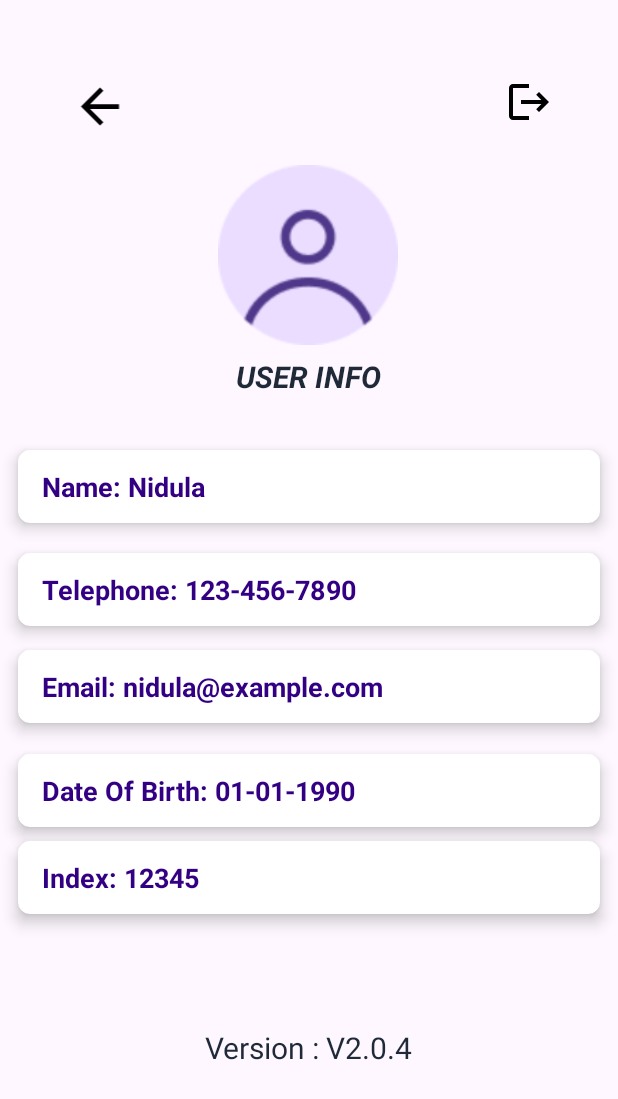
After one commit to nidula6/FOTPulse, an Android app: the UserProfileActivity screen opened directly, with no data from a screen before it, on a phone screen of 412 x 824 dp. The commit adds this screen. Shown: the top 1099 px of the screen. Run offline under Robolectric (Android 15) with nearby library versions, the phone set to English and light mode, and no system bars; our stand-ins replace Firebase (no records; nobody signed in at launch, a user with empty details on screens opened directly).

Commit message:
fixed unrecoverable file crash

```diff
--- a/app/build.gradle.kts
+++ b/app/build.gradle.kts
@@ -13,7 +13,6 @@ android {
         targetSdk = 35
         versionCode = 1
         versionName = "1.0"
-
         testInstrumentationRunner = "androidx.test.runner.AndroidJUnitRunner"
     }
 
@@ -47,8 +46,6 @@ dependencies {
     androidTestImplementation(libs.ext.junit)
     androidTestImplementation(libs.espresso.core)
     implementation(libs.recyclerview)
-    implementation("com.github.bumptech.glide:glide:4.13.0") // Add this for Glide
-
-    // Optional: Glide compiler for annotation processing
+    implementation("com.github.bumptech.glide:glide:4.13.0")
     implementation("com.github.bumptech.glide:compiler:4.13.0")
 }
--- a/app/src/main/AndroidManifest.xml
+++ b/app/src/main/AndroidManifest.xml
@@ -45,6 +45,9 @@
             android:exported="true">
             <!-- You can add intent filters if needed -->
         </activity>
+        <activity android:name=".UserProfileActivity">
+
+        </activity>
 
     </application>
 
--- a/app/src/main/java/com/example/fotpulse/HomeActivity.java
+++ b/app/src/main/java/com/example/fotpulse/HomeActivity.java
@@ -1,9 +1,12 @@
 package com.example.fotpulse;
 
+import android.app.AlertDialog;
+import android.content.DialogInterface;
 import android.content.Intent;
 import android.os.Bundle;
 import android.text.Editable;
 import android.text.TextWatcher;
+import android.view.View;
 import android.widget.EditText;
 import android.widget.ImageView;
 import android.widget.Toast;
@@ -15,6 +18,8 @@ import androidx.appcompat.app.AppCompatActivity;
 import androidx.recyclerview.widget.LinearLayoutManager;
 import androidx.recyclerview.widget.RecyclerView;
 
+import com.google.firebase.auth.FirebaseAuth;
+import com.google.firebase.auth.FirebaseUser;
 import com.google.firebase.database.DataSnapshot;
 import com.google.firebase.database.DatabaseError;
 import com.google.firebase.database.DatabaseReference;
@@ -30,12 +35,14 @@ import java.util.Locale;
 public class HomeActivity extends AppCompatActivity {
 
     private RecyclerView newsRecyclerView;
+    private ImageView logoutIcon;
     private NewsAdapter newsAdapter;
     private List<NewsItem> newsList;
     private List<NewsItem> filteredNewsList;  // Filtered news list for search
     private DatabaseReference newsRef;
-    private ImageView highlightImage;
+    private ImageView highlightImage, profileImage;
 
+    private FirebaseAuth mAuth;  // Declare FirebaseAuth instance
     private String imageUrl, newsTitle, newsDescription, newsType, newsTimestamp;
 
     @Override
@@ -43,17 +50,24 @@ public class HomeActivity extends AppCompatActivity {
         super.onCreate(savedInstanceState);
         setContentView(R.layout.activity_home);  // Ensure this is the correct layout
 
-        // Initialize RecyclerView and adapter
+        // Initialize FirebaseAuth
+        mAuth = FirebaseAuth.getInstance();  // Initialize mAuth
+
+        // Bind views
+        logoutIcon = findViewById(R.id.logout_icon);
+        profileImage = findViewById(R.id.profileImageView);  // Profile image for navigation
         newsRecyclerView = findViewById(R.id.newsRecyclerView);  // Ensure the ID matches the XML layout
         newsRecyclerView.setLayoutManager(new LinearLayoutManager(this));  // Set LayoutManager
         highlightImage = findViewById(R.id.highlight_image);
+
+        // Initialize Firebase Realtime Database reference
+        newsRef = FirebaseDatabase.getInstance().getReference("news");
+
+        // Initialize lists and adapter
         newsList = new ArrayList<>();
         filteredNewsList = new ArrayList<>();  // Initialize the filtered list
         newsAdapter = new NewsAdapter(filteredNewsList, this);  // Use filtered list in the adapter
         newsRecyclerView.setAdapter(newsAdapter);  // Set Adapter to RecyclerView
-
-        // Initialize Firebase Realtime Database reference
-        newsRef = FirebaseDatabase.getInstance().getReference("news");
 
         // Fetch news items from Firebase
         newsRef.addValueEventListener(new ValueEventListener() {
@@ -150,5 +164,36 @@ public class HomeActivity extends AppCompatActivity {
                 Toast.makeText(HomeActivity.this, "No image or data to display", Toast.LENGTH_SHORT).show();
             }
         });
+
+        // Set OnClickListener for the profile image (navigate to UserProfileActivity)
+        profileImage.setOnClickListener(v -> {
+            Intent intent = new Intent(HomeActivity.this, UserProfileActivity.class);
+            startActivity(intent);  // Navigate to UserProfileActivity
+        });
+
+        // Set OnClickListener for the logout icon to show confirmation dialog
+        logoutIcon.setOnClickListener(v -> {
+            new AlertDialog.Builder(HomeActivity.this)
+                    .setMessage("Are you sure you want to log out?")
+                    .setCancelable(false) // Prevent dismissing by tapping outside
+                    .setPositiveButton("Yes", new DialogInterface.OnClickListener() {
+                        @Override
+                        public void onClick(DialogInterface dialog, int which) {
+                            // Log out the user
+                            mAuth.signOut();
+
+                            // Optionally show a toast to confirm the user is logged out
+                            Toast.makeText(HomeActivity.this, "Logged out successfully!", Toast.LENGTH_SHORT).show();
+
+                            // Redirect to the login activity
+                            Intent intent = new Intent(HomeActivity.this, LoginActivity.class);  // Replace with your LoginActivity
+                            intent.setFlags(Intent.FLAG_ACTIVITY_NEW_TASK | Intent.FLAG_ACTIVITY_CLEAR_TASK);  // Clear previous activities
+                            startActivity(intent);
+                            finish();  // Close the HomeActivity
+                        }
+                    })
+                    .setNegativeButton("No", null)  // Dismiss the dialog when "No" is clicked
+                    .show();  // Show the dialog
+        });
     }
 }
--- /dev/null
+++ b/app/src/main/java/com/example/fotpulse/UserProfileActivity.java
@@ -0,0 +1,114 @@
+package com.example.fotpulse;
+
+import android.content.DialogInterface;
+import android.content.Intent;
+import android.os.Bundle;
+import android.view.View;
+import android.widget.ImageView;
+import android.widget.TextView;
+import android.widget.Toast;
+
+import androidx.appcompat.app.AlertDialog;
+import androidx.appcompat.app.AppCompatActivity;
+
+import com.google.firebase.auth.FirebaseAuth;
+import com.google.firebase.auth.FirebaseUser;
+import com.google.firebase.database.DataSnapshot;
+import com.google.firebase.database.DatabaseError;
+import com.google.firebase.database.DatabaseReference;
+import com.google.firebase.database.FirebaseDatabase;
+
+public class UserProfileActivity extends AppCompatActivity {
+
+    private ImageView logoutIcon, backIcon;
+    private TextView profileNameTextView, profileTelephoneTextView, profileEmailTextView, profileBirthdayTextView, profileIndexTextView;
+    private FirebaseAuth mAuth;
+    private DatabaseReference usersRef;
+
+    @Override
+    protected void onCreate(Bundle savedInstanceState) {
+        super.onCreate(savedInstanceState);
+        setContentView(R.layout.activity_user_profile);
+
+        // Initialize Firebase Authentication and Database
+        mAuth = FirebaseAuth.getInstance();
+        FirebaseUser currentUser = mAuth.getCurrentUser();
+        usersRef = FirebaseDatabase.getInstance().getReference("users");
+
+        // Bind views
+        profileNameTextView = findViewById(R.id.profileNameTextView);
+        profileTelephoneTextView = findViewById(R.id.profileTelephoneTextView);
+        profileEmailTextView = findViewById(R.id.profileEmailTextView);
+        profileBirthdayTextView = findViewById(R.id.profileBirthdayTextView);
+        profileIndexTextView = findViewById(R.id.profileIndexTextView);
+        logoutIcon = findViewById(R.id.logout_icon);  // Reference to the logout icon
+        backIcon = findViewById(R.id.back_icon);  // Reference to the back icon
+
+        // Fetch data for current user
+        if (currentUser != null) {
+            String userId = currentUser.getUid(); // Get current user's ID
+
+            // Get user data from Firebase Realtime Database
+            usersRef.child(userId).get().addOnCompleteListener(task -> {
+                if (task.isSuccessful()) {
+                    DataSnapshot dataSnapshot = task.getResult();
+                    if (dataSnapshot.exists()) {
+                        String name = dataSnapshot.child("name").getValue(String.class);
+                        String email = dataSnapshot.child("email").getValue(String.class);
+                        String index = dataSnapshot.child("indexNumber").getValue(String.class);
+
+                        // Set data to TextViews
+                        profileNameTextView.setText("Name: " + name);
+                        profileEmailTextView.setText("Email: " + email);
+                        profileIndexTextView.setText("Index: " + index);
+
+                        // Optional: Set a dummy phone number and date of birth, or fetch them if available
+                        profileTelephoneTextView.setText("Telephone: +123456789");
+                        profileBirthdayTextView.setText("Date Of Birth: 01/01/1990");
+                    }
+                } else {
+                    Toast.makeText(UserProfileActivity.this, "Failed to load user data", Toast.LENGTH_SHORT).show();
+                }
+            });
+
+            // Set OnClickListener for the logout icon to show confirmation dialog
+            logoutIcon.setOnClickListener(v -> {
+                // Create an AlertDialog to confirm sign out
+                new AlertDialog.Builder(UserProfileActivity.this)
+                        .setMessage("Are you sure you want to log out?")
+                        .setCancelable(false) // Prevent dismissing by tapping outside
+                        .setPositiveButton("Yes", new DialogInterface.OnClickListener() {
+                            @Override
+                            public void onClick(DialogInterface dialog, int which) {
+                                // Log out the user
+                                mAuth.signOut();
+
+                                // Optionally show a toast to confirm the user is logged out
+                                Toast.makeText(UserProfileActivity.this, "Logged out successfully!", Toast.LENGTH_SHORT).show();
+
+                                // Redirect to the login activity or home page (you can choose either)
+                                Intent intent = new Intent(UserProfileActivity.this, LoginActivity.class);  // Replace with your LoginActivity
+                                intent.setFlags(Intent.FLAG_ACTIVITY_NEW_TASK | Intent.FLAG_ACTIVITY_CLEAR_TASK);  // Clear previous activities
+                                startActivity(intent);
+                                finish();  // Close the UserProfileActivity
+                            }
+                        })
+                        .setNegativeButton("No", null)  // Dismiss the dialog when "No" is clicked
+                        .show();
+            });
+
+            // Set OnClickListener for the back icon
+            backIcon.setOnClickListener(v -> {
+                // Use onBackPressed to navigate back to the previous activity
+                onBackPressed();
+            });
+        } else {
+            // Handle the case where user is not logged in
+            Toast.makeText(this, "User not logged in", Toast.LENGTH_SHORT).show();
+            // Optionally, redirect to login activity if the user is not logged in
+            Intent intent = new Intent(UserProfileActivity.this, LoginActivity.class);
+            startActivity(intent);
+            finish();
+        }
+    }
+}
--- a/app/src/main/res/layout/activity_full_news.xml
+++ b/app/src/main/res/layout/activity_full_news.xml
@@ -6,7 +6,7 @@
     android:layout_width="match_parent"
     android:layout_height="match_parent"
     android:padding="16dp"
-    android:background="#CEB0FA">
+    android:background="#BEB0FA">
 
 
     <ImageView
@@ -26,13 +26,15 @@
         android:layout_width="wrap_content"
         android:layout_height="wrap_content"
         android:text="News Title"
+        android:textColor="#340083"
         android:textSize="24sp"
         android:textStyle="bold"
         app:layout_constraintBottom_toBottomOf="parent"
         app:layout_constraintEnd_toEndOf="parent"
         app:layout_constraintHorizontal_bias="0.0"
         app:layout_constraintStart_toStartOf="parent"
-        app:layout_constraintTop_toTopOf="parent" />
+        app:layout_constraintTop_toTopOf="parent"
+        app:layout_constraintVertical_bias="0.551" />
 
     <TextView
         android:id="@+id/newsDescription"
@@ -45,7 +47,7 @@
         app:layout_constraintHorizontal_bias="0.0"
         app:layout_constraintStart_toStartOf="parent"
         app:layout_constraintTop_toTopOf="parent"
-        app:layout_constraintVertical_bias="0.561" />
+        app:layout_constraintVertical_bias="0.606" />
 
     <ImageView
         android:id="@+id/imageView"
@@ -81,10 +83,9 @@
         android:textStyle="bold"
         app:layout_constraintBottom_toBottomOf="parent"
         app:layout_constraintEnd_toEndOf="parent"
-        app:layout_constraintHorizontal_bias="0.909"
+        app:layout_constraintHorizontal_bias="0.934"
         app:layout_constraintStart_toStartOf="parent"
-        app:layout_constraintTop_toTopOf="parent"
-        app:layout_constraintVertical_bias="0.151" />
+        app:layout_constraintTop_toTopOf="parent" />
 
     <TextView
         android:id="@+id/newsType"
--- a/app/src/main/res/layout/activity_home.xml
+++ b/app/src/main/res/layout/activity_home.xml
@@ -9,7 +9,7 @@
 
     <!-- Logo Image -->
     <ImageView
-        android:id="@+id/imageView"
+        android:id="@+id/profileImageView"
         android:layout_width="56dp"
         android:layout_height="56dp"
         android:src="@drawable/splash_logo"
--- a/app/src/main/res/layout/activity_signup.xml
+++ b/app/src/main/res/layout/activity_signup.xml
@@ -29,19 +29,19 @@
         app:layout_constraintTop_toTopOf="parent"
         app:layout_constraintVertical_bias="0.374" />
 
+
+    <!-- Email Input Field -->
+
     <ImageView
         android:id="@+id/imageView"
         android:layout_width="120dp"
         android:layout_height="120dp"
-        android:layout_marginTop="100dp"
+        android:layout_marginTop="96dp"
         android:src="@drawable/splash_logo"
         app:layout_constraintEnd_toEndOf="parent"
         app:layout_constraintHorizontal_bias="0.498"
         app:layout_constraintStart_toStartOf="parent"
         app:layout_constraintTop_toTopOf="parent" />
-
-
-    <!-- Email Input Field -->
 
     <TextView
         android:id="@+id/signUpTitle"
--- /dev/null
+++ b/app/src/main/res/layout/activity_user_profile.xml
@@ -0,0 +1,249 @@
+<?xml version="1.0" encoding="utf-8"?>
+<androidx.constraintlayout.widget.ConstraintLayout xmlns:android="http://schemas.android.com/apk/res/android"
+    xmlns:app="http://schemas.android.com/apk/res-auto"
+    xmlns:tools="http://schemas.android.com/tools"
+    android:layout_width="match_parent"
+    android:layout_height="match_parent"
+    tools:context=".UserProfileActivity"
+
+    >
+
+    <!-- User Profile Name -->
+
+    <!-- User Profile Email -->
+
+    <!-- User Profile Index -->
+
+    <!-- User Profile Image -->
+
+
+    <androidx.constraintlayout.widget.ConstraintLayout
+        android:layout_width="match_parent"
+        android:layout_height="match_parent"
+        tools:context=".UserProfileActivity"
+        tools:layout_editor_absoluteX="0dp"
+        tools:layout_editor_absoluteY="-27dp">
+
+        <!-- CardView for Name -->
+
+        <!-- CardView for Telephone -->
+
+        <!-- CardView for Email -->
+
+        <!-- CardView for Date of Birth -->
+
+        <!-- CardView for Index -->
+
+        <androidx.cardview.widget.CardView
+            android:id="@+id/profileNameCard"
+            android:layout_width="match_parent"
+            android:layout_height="wrap_content"
+            android:layout_margin="12dp"
+            app:cardCornerRadius="8dp"
+            app:cardElevation="6dp"
+            app:layout_constraintBottom_toBottomOf="parent"
+            app:layout_constraintTop_toTopOf="parent"
+            app:layout_constraintVertical_bias="0.383"
+            tools:layout_editor_absoluteX="12dp">
+
+            <TextView
+                android:id="@+id/profileNameTextView"
+                android:layout_width="wrap_content"
+                android:layout_height="wrap_content"
+                android:layout_gravity="center_vertical|start"
+                android:paddingStart="16dp"
+                android:paddingTop="12dp"
+                android:paddingBottom="12dp"
+                android:text="Name: Nidula"
+                android:textColor="#340083"
+                android:textSize="18sp"
+                android:textStyle="bold" />
+
+        </androidx.cardview.widget.CardView>
+
+        <androidx.cardview.widget.CardView
+            android:id="@+id/profileTelephoneCard"
+            android:layout_width="match_parent"
+            android:layout_height="wrap_content"
+            android:layout_below="@id/profileNameCard"
+            android:layout_margin="12dp"
+            app:cardCornerRadius="8dp"
+            app:cardElevation="6dp"
+            app:layout_constraintBottom_toBottomOf="parent"
+            app:layout_constraintTop_toTopOf="parent"
+            app:layout_constraintVertical_bias="0.475"
+            tools:layout_editor_absoluteX="12dp">
+
+            <TextView
+                android:id="@+id/profileTelephoneTextView"
+                android:layout_width="wrap_content"
+                android:layout_height="wrap_content"
+                android:layout_gravity="center_vertical|start"
+                android:paddingStart="16dp"
+                android:paddingTop="12dp"
+                android:paddingBottom="12dp"
+                android:text="Telephone: 123-456-7890"
+                android:textColor="#340083"
+                android:textSize="18sp"
+                android:textStyle="bold" />
+
+        </androidx.cardview.widget.CardView>
+
+        <androidx.cardview.widget.CardView
+            android:id="@+id/profileEmailCard"
+            android:layout_width="match_parent"
+            android:layout_height="wrap_content"
+            android:layout_below="@id/profileTelephoneCard"
+            android:layout_margin="12dp"
+            app:cardCornerRadius="8dp"
+            app:cardElevation="6dp"
+            app:layout_constraintBottom_toBottomOf="parent"
+            app:layout_constraintTop_toTopOf="parent"
+            app:layout_constraintVertical_bias="0.561"
+            tools:layout_editor_absoluteX="12dp">
+
+            <TextView
+                android:id="@+id/profileEmailTextView"
+                android:layout_width="wrap_content"
+                android:layout_height="wrap_content"
+                android:layout_gravity="center_vertical|start"
+                android:paddingStart="16dp"
+                android:paddingTop="12dp"
+                android:paddingBottom="12dp"
+                android:text="Email: nidula@example.com"
+                android:textColor="#340083"
+                android:textSize="18sp"
+                android:textStyle="bold" />
+
+        </androidx.cardview.widget.CardView>
+
+        <androidx.cardview.widget.CardView
+            android:id="@+id/profileBirthdayCard"
+            android:layout_width="match_parent"
+            android:layout_height="wrap_content"
+            android:layout_below="@id/profileEmailCard"
+            android:layout_margin="12dp"
+            app:cardCornerRadius="8dp"
+            app:cardElevation="6dp"
+            app:layout_constraintBottom_toBottomOf="parent"
+            app:layout_constraintTop_toTopOf="parent"
+            app:layout_constraintVertical_bias="0.653"
+            tools:layout_editor_absoluteX="8dp">
+
+            <TextView
+                android:id="@+id/profileBirthdayTextView"
+                android:layout_width="wrap_content"
+                android:layout_height="wrap_content"
+                android:layout_gravity="center_vertical|start"
+                android:paddingStart="16dp"
+                android:paddingTop="12dp"
+                android:paddingBottom="12dp"
+                android:text="Date Of Birth: 01-01-1990"
+                android:textColor="#340083"
+                android:textSize="18sp"
+                android:textStyle="bold" />
+
+        </androidx.cardview.widget.CardView>
+
+        <androidx.cardview.widget.CardView
+            android:id="@+id/profileIndexCard"
+            android:layout_width="match_parent"
+            android:layout_height="wrap_content"
+            android:layout_below="@id/profileBirthdayCard"
+            android:layout_margin="12dp"
+            app:cardCornerRadius="8dp"
+            app:cardElevation="6dp"
+            app:layout_constraintBottom_toBottomOf="parent"
+            app:layout_constraintTop_toTopOf="parent"
+            app:layout_constraintVertical_bias="0.73"
+            tools:layout_editor_absoluteX="16dp">
+
+            <TextView
+                android:id="@+id/profileIndexTextView"
+                android:layout_width="wrap_content"
+                android:layout_height="wrap_content"
+                android:layout_gravity="center_vertical|start"
+                android:paddingStart="16dp"
+                android:paddingTop="12dp"
+                android:paddingBottom="12dp"
+                android:text="Index: 12345"
+                android:textColor="#340083"
+                android:textSize="18sp"
+                android:textStyle="bold" />
+
+        </androidx.cardview.widget.CardView>
+
+        <ImageView
+            android:id="@+id/avatar"
+            android:layout_width="120dp"
+            android:layout_height="120dp"
+            android:src="@drawable/avatar"
+            app:layout_constraintBottom_toBottomOf="parent"
+            app:layout_constraintEnd_toEndOf="parent"
+            app:layout_constraintHorizontal_bias="0.498"
+            app:layout_constraintStart_toStartOf="parent"
+            app:layout_constraintTop_toTopOf="parent"
+            app:layout_constraintVertical_bias="0.156" />
+
+        <ImageView
+            android:id="@+id/back_icon"
+            android:layout_width="48dp"
+            android:layout_height="38dp"
+            android:src="@drawable/outline_arrow_back_24"
+            app:layout_constraintBottom_toBottomOf="parent"
+            app:layout_constraintEnd_toEndOf="parent"
+            app:layout_constraintHorizontal_bias="0.118"
+            app:layout_constraintStart_toStartOf="parent"
+            app:layout_constraintTop_toTopOf="parent"
+            app:layout_constraintVertical_bias="0.066" />
+
+        <ImageView
+            android:id="@+id/logout_icon"
+            android:layout_width="32dp"
+            android:layout_height="32dp"
+            android:layout_alignParentEnd="true"
+            android:src="@drawable/baseline_logout_24"
+            app:layout_constraintBottom_toBottomOf="parent"
+            app:layout_constraintEnd_toEndOf="parent"
+            app:layout_constraintHorizontal_bias="0.886"
+            app:layout_constraintStart_toStartOf="parent"
+            app:layout_constraintTop_toTopOf="parent"
+            app:layout_constraintVertical_bias="0.066" />
+
+        <TextView
+            android:id="@+id/userInfo"
+            android:layout_width="wrap_content"
+            android:layout_height="wrap_content"
+            android:layout_alignParentBottom="true"
+            android:layout_centerHorizontal="true"
+            android:text="USER INFO"
+            android:textColor="#1f2938"
+            android:textSize="20sp"
+            app:layout_constraintBottom_toBottomOf="parent"
+            app:layout_constraintEnd_toEndOf="parent"
+            app:layout_constraintHorizontal_bias="0.498"
+            app:layout_constraintStart_toStartOf="parent"
+            app:layout_constraintTop_toTopOf="parent"
+            app:layout_constraintVertical_bias="0.298"
+
+            android:textStyle="bold|italic"/>
+
+    </androidx.constraintlayout.widget.ConstraintLayout>
+
+    <TextView
+        android:id="@+id/version_text"
+        android:layout_width="wrap_content"
+        android:layout_height="wrap_content"
+        android:layout_alignParentBottom="true"
+        android:layout_centerHorizontal="true"
+        android:text="@string/version"
+        android:textColor="#1f2938"
+        android:textSize="20sp"
+        app:layout_constraintBottom_toBottomOf="parent"
+        app:layout_constraintEnd_toEndOf="parent"
+        app:layout_constraintStart_toStartOf="parent"
+        app:layout_constraintTop_toTopOf="parent"
+        app:layout_constraintVertical_bias="0.859" />
+
+
+</androidx.constraintlayout.widget.ConstraintLayout>
--- a/app/src/main/res/values/colors.xml
+++ b/app/src/main/res/values/colors.xml
@@ -13,4 +13,5 @@
     <color name="newsBG">#dcbbf0</color>
 
     <color name="searchBG">#dcbbf0</color>
+    <color name="user">#8133F1</color>
 </resources>
--- a/gradle/libs.versions.toml
+++ b/gradle/libs.versions.toml
@@ -26,6 +26,8 @@ firebase-database = { group = "com.google.firebase", name = "firebase-database",
 firebase-auth = { group = "com.google.firebase", name = "firebase-auth", version.ref = "firebaseAuth" }
 firebase-firestore = { group = "com.google.firebase", name = "firebase-firestore", version.ref = "firebaseFirestore" }
 recyclerview = { module = "androidx.recyclerview:recyclerview", version.ref = "recyclerview" }
+googleplay = { group = "com.google.android.gms", name = "play-services-auth", version.ref = "googleplay" }
+
 
 [plugins]
 android-application = { id = "com.android.application", version.ref = "agp" }
--- a/settings.gradle.kts
+++ b/settings.gradle.kts
@@ -11,13 +11,13 @@ pluginManagement {
         gradlePluginPortal()
     }
 }
+
 dependencyResolutionManagement {
     repositoriesMode.set(RepositoriesMode.FAIL_ON_PROJECT_REPOS)
     repositories {
-        google()
+        google()  // For Firebase and other dependencies
         mavenCentral()
         maven("https://jitpack.io")
-
     }
 }
 
```
Also changed, not shown: app/src/main/res/drawable/androiduser.png (added), app/src/main/res/drawable/avatar.png (added), app/src/main/res/drawable/rectangle.png (added), build.gradle.kts (line endings or trailing spaces).
